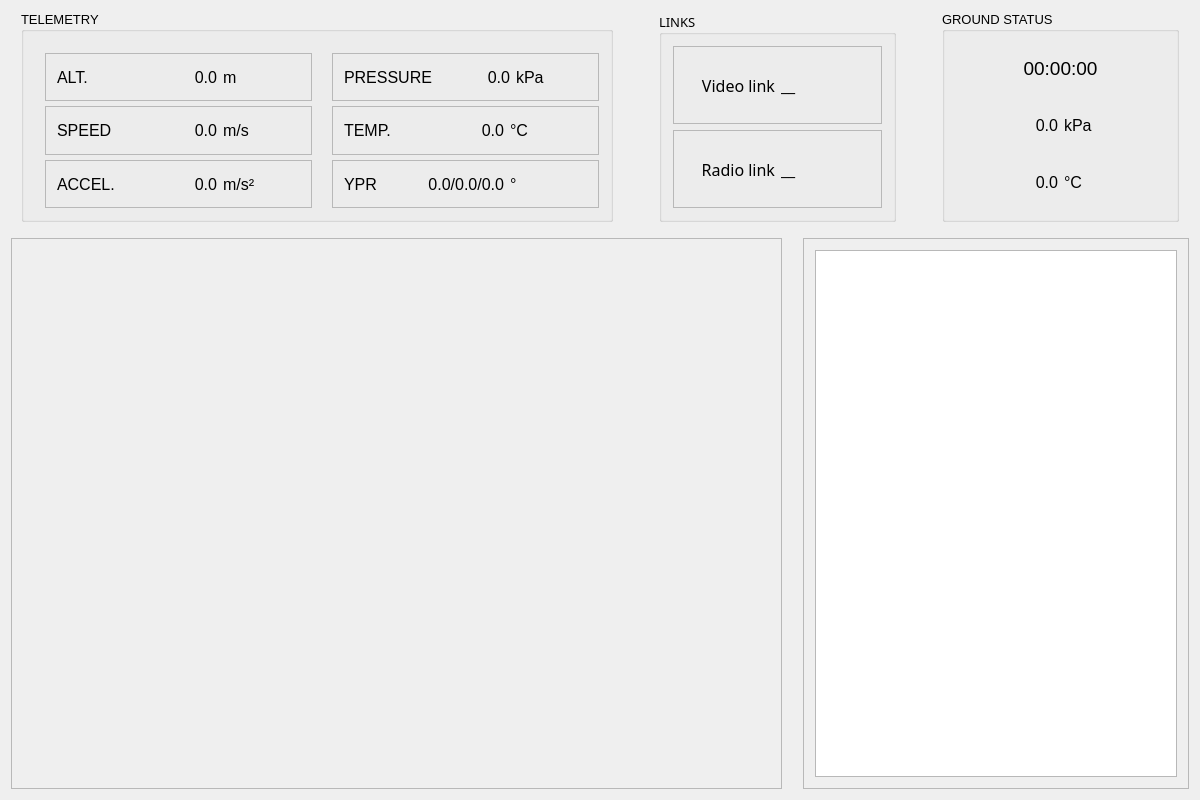
clementnuss/gs_matterhorn, file ground_station/gswidget.ui: the form before one commit.
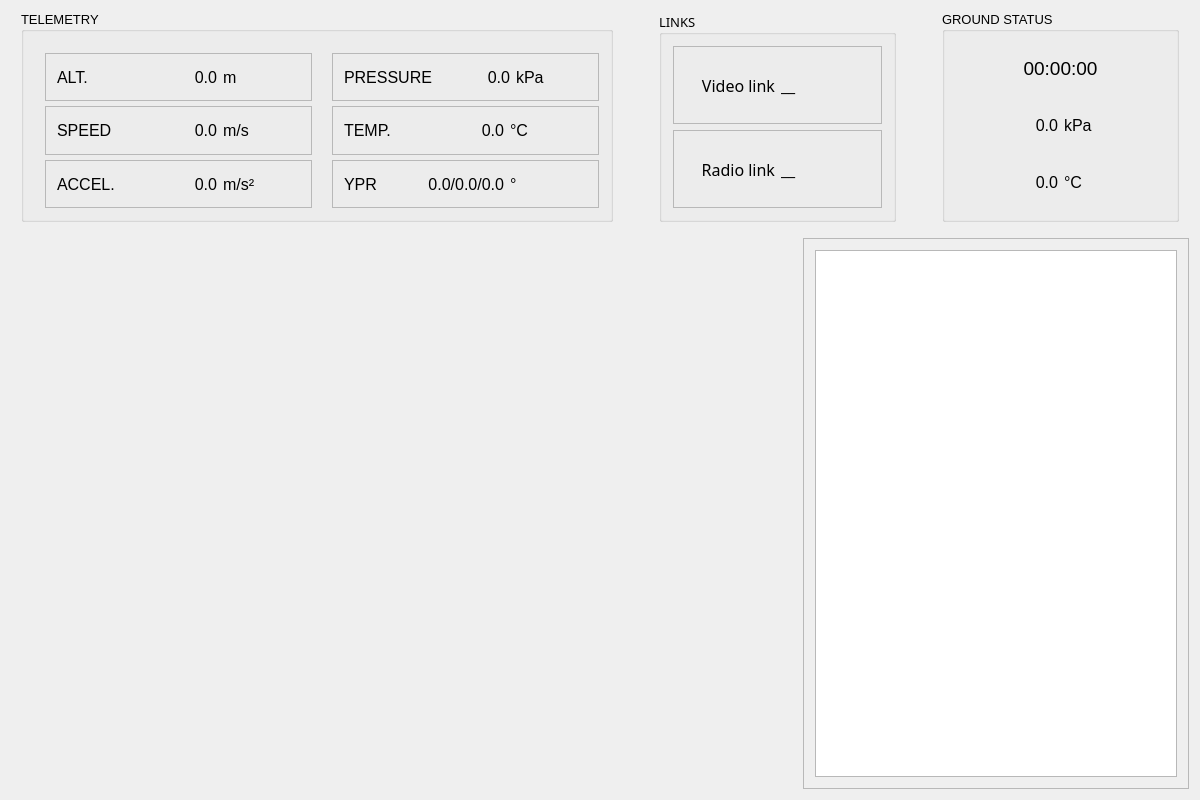
The form after the commit. Custom widgets are drawn as their Qt base class.

Commit message:
Implement QCustomPlot Qt library
Using some Cmake hacking, the QCustomPlot is automatically downloaded and compiled as a shared library, so that it can be used throughout the program effortlessly.

Patch:
```diff
--- a/ground_station/gswidget.ui
+++ b/ground_station/gswidget.ui
@@ -673,25 +673,8 @@
      <item>
       <layout class="QHBoxLayout" name="horizontalLayout_2" stretch="2,1,1">
        <item>
-        <widget class="QFrame" name="frame">
-         <property name="sizePolicy">
-          <sizepolicy hsizetype="Expanding" vsizetype="Expanding">
-           <horstretch>0</horstretch>
-           <verstretch>0</verstretch>
-          </sizepolicy>
-         </property>
-         <property name="minimumSize">
-          <size>
-           <width>200</width>
-           <height>0</height>
-          </size>
-         </property>
-         <property name="frameShape">
-          <enum>QFrame::StyledPanel</enum>
-         </property>
-         <property name="frameShadow">
-          <enum>QFrame::Plain</enum>
-         </property>
+        <widget class="QCustomPlot" name="plot_frame">
+         
         </widget>
        </item>
        <item>
@@ -739,6 +722,14 @@
   </layout>
  </widget>
  <layoutdefault spacing="6" margin="11"/>
+  <customwidgets>
+  <customwidget>
+   <class>QCustomPlot</class>
+   <extends>QWidget</extends>
+   <header>qcustomplot.h</header>
+   <container>1</container>
+  </customwidget>
+ </customwidgets>
  <resources/>
  <connections/>
 </ui>
```
Left out of the diff: 2 changed lines with no effect on the pictures. The commit also changes 9 other files.
